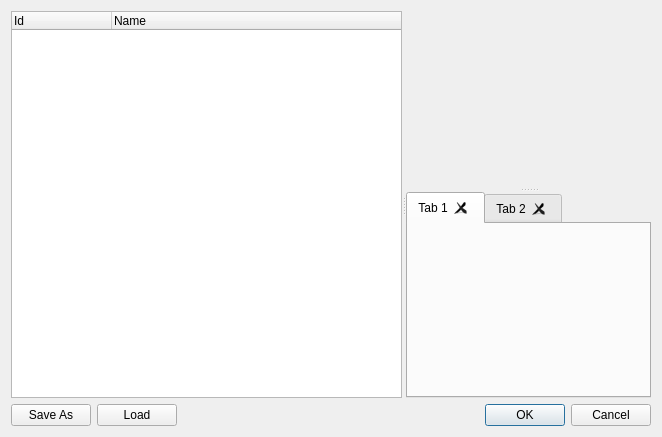
Old version of the form mscore/mscore/harmonyedit.ui in the repository musescore/musescore-old.
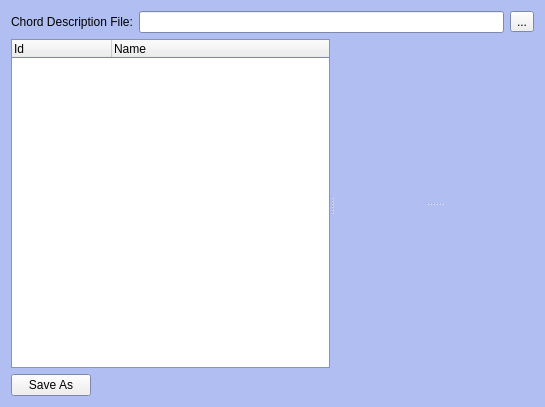
New version of the form. Custom widgets are drawn as their Qt base class.

```diff
--- a/mscore/mscore/harmonyedit.ui
+++ b/mscore/mscore/harmonyedit.ui
@@ -1,21 +1,106 @@
 <?xml version="1.0" encoding="UTF-8"?>
 <ui version="4.0">
  <class>ChordStyleEditor</class>
- <widget class="QDialog" name="ChordStyleEditor">
+ <widget class="QWidget" name="ChordStyleEditor">
   <property name="geometry">
    <rect>
     <x>0</x>
     <y>0</y>
-    <width>662</width>
-    <height>437</height>
+    <width>545</width>
+    <height>407</height>
    </rect>
   </property>
+  <property name="palette">
+   <palette>
+    <active>
+     <colorrole role="Base">
+      <brush brushstyle="SolidPattern">
+       <color alpha="255">
+        <red>255</red>
+        <green>255</green>
+        <blue>255</blue>
+       </color>
+      </brush>
+     </colorrole>
+     <colorrole role="Window">
+      <brush brushstyle="SolidPattern">
+       <color alpha="255">
+        <red>176</red>
+        <green>190</green>
+        <blue>242</blue>
+       </color>
+      </brush>
+     </colorrole>
+    </active>
+    <inactive>
+     <colorrole role="Base">
+      <brush brushstyle="SolidPattern">
+       <color alpha="255">
+        <red>255</red>
+        <green>255</green>
+        <blue>255</blue>
+       </color>
+      </brush>
+     </colorrole>
+     <colorrole role="Window">
+      <brush brushstyle="SolidPattern">
+       <color alpha="255">
+        <red>176</red>
+        <green>190</green>
+        <blue>242</blue>
+       </color>
+      </brush>
+     </colorrole>
+    </inactive>
+    <disabled>
+     <colorrole role="Base">
+      <brush brushstyle="SolidPattern">
+       <color alpha="255">
+        <red>176</red>
+        <green>190</green>
+        <blue>242</blue>
+       </color>
+      </brush>
+     </colorrole>
+     <colorrole role="Window">
+      <brush brushstyle="SolidPattern">
+       <color alpha="255">
+        <red>176</red>
+        <green>190</green>
+        <blue>242</blue>
+       </color>
+      </brush>
+     </colorrole>
+    </disabled>
+   </palette>
+  </property>
   <property name="windowTitle">
    <string>Form</string>
   </property>
   <layout class="QVBoxLayout" name="verticalLayout">
    <item>
-    <widget class="QSplitter" name="splitter1">
+    <layout class="QHBoxLayout" name="horizontalLayout_2">
+     <item>
+      <widget class="QLabel" name="label">
+       <property name="text">
+        <string>Chord Description File:</string>
+       </property>
+      </widget>
+     </item>
+     <item>
+      <widget class="QLineEdit" name="descriptionFile"/>
+     </item>
+     <item>
+      <widget class="QToolButton" name="fileButton">
+       <property name="text">
+        <string>...</string>
+       </property>
+      </widget>
+     </item>
+    </layout>
+   </item>
+   <item>
+    <widget class="QSplitter" name="splitter2">
      <property name="sizePolicy">
       <sizepolicy hsizetype="Expanding" vsizetype="Expanding">
        <horstretch>0</horstretch>
@@ -49,7 +134,13 @@
        </property>
       </column>
      </widget>
-     <widget class="QSplitter" name="splitter2">
+     <widget class="QSplitter" name="splitter1">
+      <property name="sizePolicy">
+       <sizepolicy hsizetype="Expanding" vsizetype="Expanding">
+        <horstretch>0</horstretch>
+        <verstretch>0</verstretch>
+       </sizepolicy>
+      </property>
       <property name="orientation">
        <enum>Qt::Vertical</enum>
       </property>
@@ -67,23 +158,13 @@
         </size>
        </property>
       </widget>
-      <widget class="QTabWidget" name="paletteTab">
-       <property name="currentIndex">
-        <number>0</number>
+      <widget class="QFrame" name="paletteFrame">
+       <property name="sizePolicy">
+        <sizepolicy hsizetype="Expanding" vsizetype="Expanding">
+         <horstretch>0</horstretch>
+         <verstretch>0</verstretch>
+        </sizepolicy>
        </property>
-       <property name="tabsClosable">
-        <bool>true</bool>
-       </property>
-       <widget class="QWidget" name="tab1">
-        <attribute name="title">
-         <string>Tab 1</string>
-        </attribute>
-       </widget>
-       <widget class="QWidget" name="tab_2">
-        <attribute name="title">
-         <string>Tab 2</string>
-        </attribute>
-       </widget>
       </widget>
      </widget>
     </widget>
@@ -97,13 +178,6 @@
        </property>
       </widget>
      </item>
-     <item>
-      <widget class="QPushButton" name="fileButton">
-       <property name="text">
-        <string>Load</string>
-       </property>
-      </widget>
-     </item>
      <item>
       <spacer name="horizontalSpacer">
        <property name="orientation">
@@ -117,13 +191,6 @@
        </property>
       </spacer>
      </item>
-     <item>
-      <widget class="QDialogButtonBox" name="buttonBox">
-       <property name="standardButtons">
-        <set>QDialogButtonBox::Cancel|QDialogButtonBox::Ok</set>
-       </property>
-      </widget>
-     </item>
     </layout>
    </item>
   </layout>
```
Left out of the diff: 35 changed lines with no effect on the pictures.
